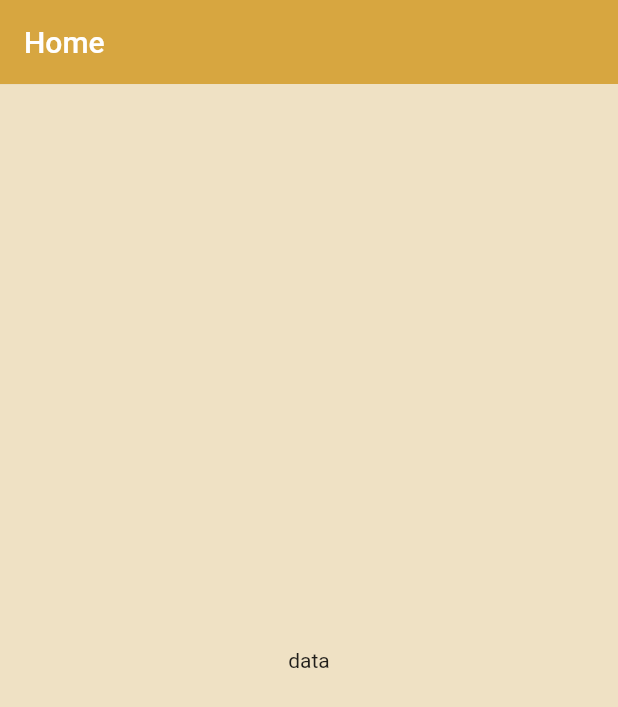
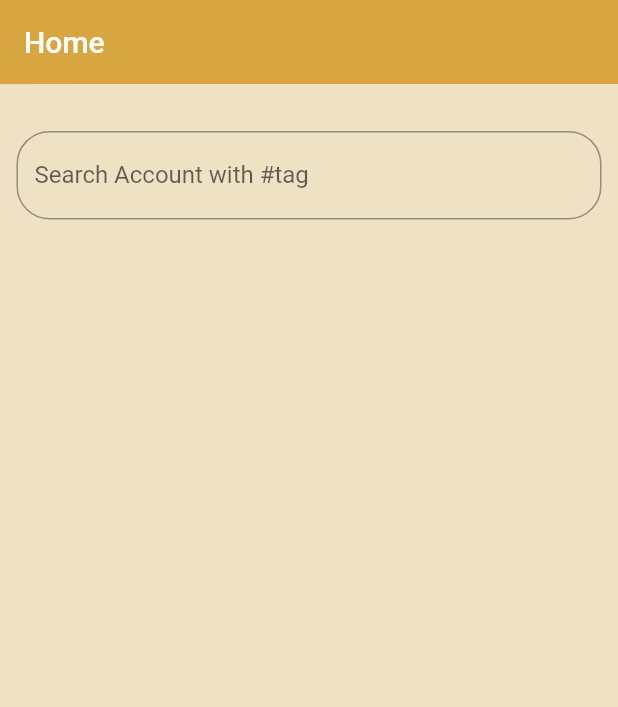
Before and after one commit to yagizdo/clash-of-clans-app, a Flutter app: the screen it shows after launch, on a phone screen of 412 x 824 dp. Shown: the top 707 px of the screen. Run offline on Flutter 3.47's test engine with Material 2 defaults, Android fonts, the phone set to English and light mode, and no system bars; our stand-ins replace flutter_screenutil.

Commit message:
added searcbar comp

```diff
--- a/lib/screens/home.dart
+++ b/lib/screens/home.dart
@@ -1,5 +1,7 @@
 import 'package:clash_of_clans_app/constants/app_string.dart';
+import 'package:clash_of_clans_app/widgets/home/searchbar.dart';
 import 'package:flutter/material.dart';
+import 'package:flutter_screenutil/flutter_screenutil.dart';
 
 class Home extends StatelessWidget {
   const Home({Key? key}) : super(key: key);
@@ -10,8 +12,11 @@ class Home extends StatelessWidget {
       appBar: AppBar(
         title: const Text(homeTitle),
       ),
-      body: const Center(
-        child: Text('data'),
+      body: Column(
+        children: [
+          SizedBox(height: 20.h),
+          SearchBar(),
+        ],
       ),
     );
   }
--- /dev/null
+++ b/lib/widgets/home/searchbar.dart
@@ -0,0 +1,26 @@
+import 'package:flutter/material.dart';
+import 'package:flutter_screenutil/flutter_screenutil.dart';
+
+class SearchBar extends StatefulWidget {
+  const SearchBar({Key? key}) : super(key: key);
+
+  @override
+  State<SearchBar> createState() => _SearchBarState();
+}
+
+class _SearchBarState extends State<SearchBar> {
+  @override
+  Widget build(BuildContext context) {
+    return Padding(
+      padding: EdgeInsets.all(10.w),
+      child: TextField(
+        decoration: InputDecoration(
+          border: OutlineInputBorder(
+            borderRadius: BorderRadius.circular(20.w),
+          ),
+          labelText: 'Search Account with #tag',
+        ),
+      ),
+    );
+  }
+}
```
